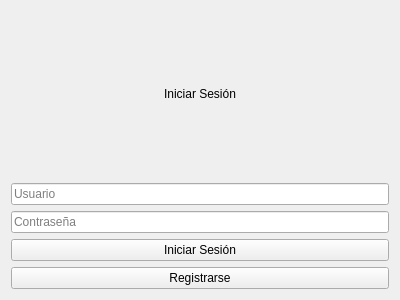
Above: pantallainicio.ui from Carlessgm/Trabajo_IHM before the change. Below: the same form after it.
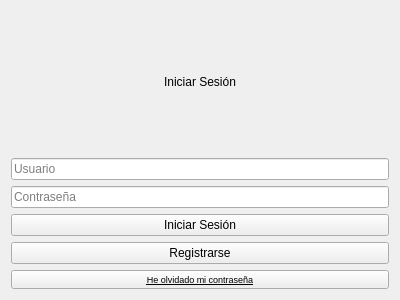
That is the form after the change.

Commit message: Añadida la opción de he olvidado mi contraseña

```diff
--- a/pantallainicio.ui
+++ b/pantallainicio.ui
@@ -58,6 +58,21 @@
      </property>
     </widget>
    </item>
+   <item>
+    <widget class="QPushButton" name="botonOlvideContrasena">
+     <property name="font">
+      <font>
+       <pointsize>7</pointsize>
+       <italic>false</italic>
+       <underline>true</underline>
+       <strikeout>false</strikeout>
+      </font>
+     </property>
+     <property name="text">
+      <string>He olvidado mi contraseña</string>
+     </property>
+    </widget>
+   </item>
   </layout>
  </widget>
  <resources/>
```
The commit also changes 8 other files.
